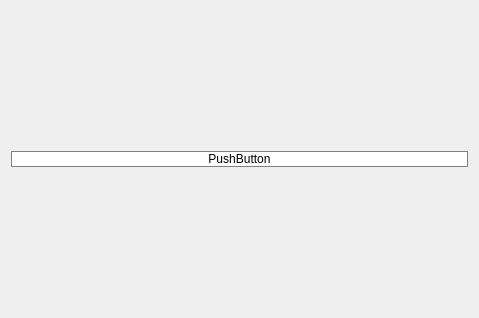
The window that Gui/widget.ui (xtuer/Qt) describes before a commit, drawn with Qt 5.
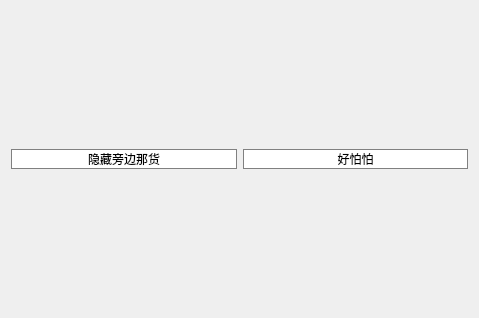
The same window after the commit.

Diff of the .ui file:
```diff
--- a/Gui/widget.ui
+++ b/Gui/widget.ui
@@ -24,7 +24,14 @@
    <item row="0" column="0">
     <widget class="QPushButton" name="pushButton">
      <property name="text">
-      <string>PushButton</string>
+      <string>隐藏旁边那货</string>
+     </property>
+    </widget>
+   </item>
+   <item row="0" column="1">
+    <widget class="QPushButton" name="pushButton_2">
+     <property name="text">
+      <string>好怕怕</string>
      </property>
     </widget>
    </item>
```
